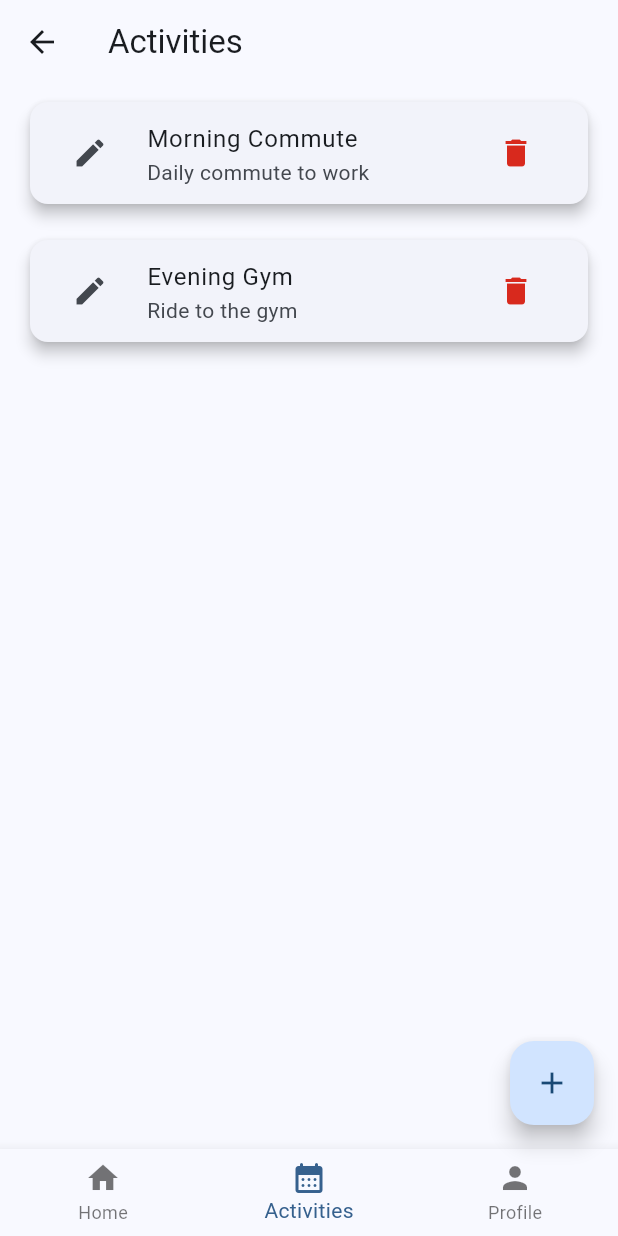
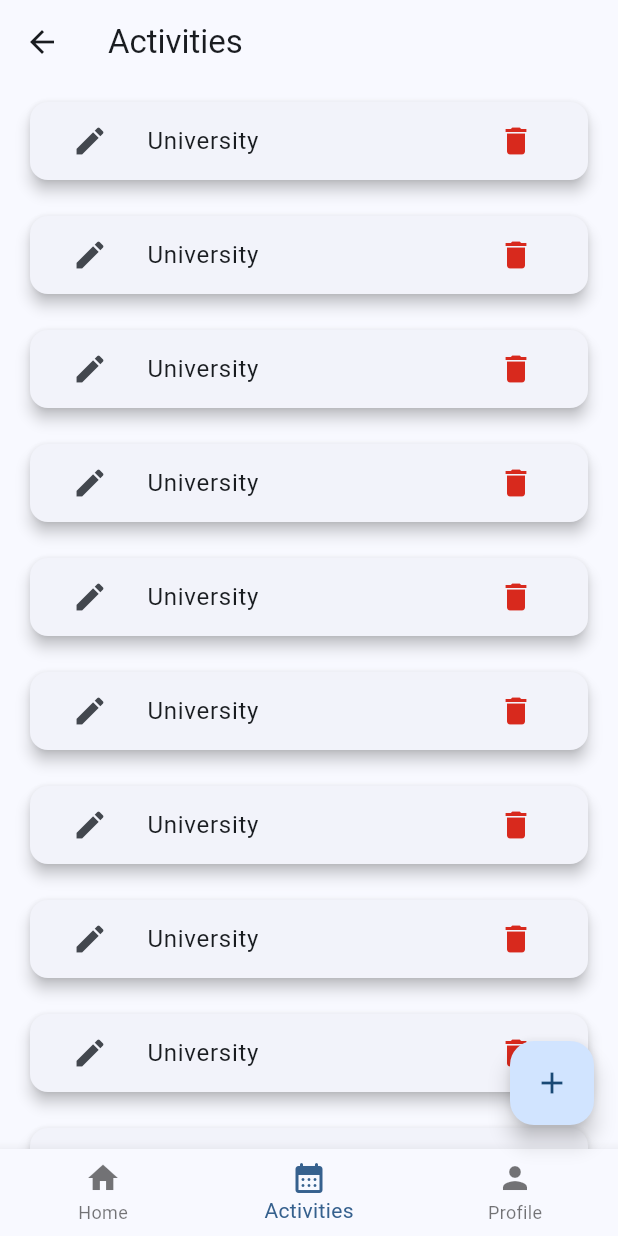
Before and after one commit to YannisRavasopoulos/ProjectSD_S6, a Flutter app: the ActivitiesView screen opened by its route, on a phone screen of 412 x 824 dp. Run offline on Flutter 3.47's test engine with Material 3 defaults, Android fonts, the phone set to English and light mode, and no system bars; our stand-ins replace flutter_map, geolocator, latlong2; missing offline and left inert: flutter_map_animations, geocode; accounts and stored records are empty.

Commit message:
Activity changes

```diff
--- a/frontend/lib/app.dart
+++ b/frontend/lib/app.dart
@@ -1,10 +1,12 @@
 import 'dart:io';
 
 import 'package:flutter/material.dart';
+import 'package:frontend/data/repository/activity_repository.dart';
 import 'package:frontend/data/repository/authentication_repository.dart';
 import 'package:frontend/data/repository/location_repository.dart';
 import 'package:frontend/data/repository/ride_repository.dart';
 import 'package:frontend/data/repository/user_repository.dart';
+import 'package:frontend/ui/page/activities/activities_viewmodel.dart';
 import 'package:frontend/ui/page/create_ride/create_ride_view.dart';
 import 'package:frontend/ui/page/find_ride/find_ride_view.dart';
 import 'package:frontend/ui/page/find_ride/find_ride_viewmodel.dart';
@@ -46,6 +48,10 @@ class App extends StatelessWidget {
     userRepository: UserRepository(),
   );
 
+  final ActivitiesViewModel activitiesViewModel = ActivitiesViewModel(
+    activityRepository: ActivityRepository(),
+  );
+
   @override
   Widget build(BuildContext context) {
     return MaterialApp(
@@ -64,7 +70,8 @@ class App extends StatelessWidget {
         '/find_ride': (context) => FindRideView(viewModel: findRideViewModel),
         '/create_ride': (context) => CreateRideView(),
         '/profile': (context) => ProfileView(viewModel: profileViewModel),
-        '/activities': (context) => ActivitiesView(),
+        '/activities':
+            (context) => ActivitiesView(viewModel: activitiesViewModel),
         '/rides': (context) => RidesView(),
         // '/arrange_pickup':
         //     (context) => ArrangePickupView(
--- a/frontend/lib/data/model/activity.dart
+++ b/frontend/lib/data/model/activity.dart
@@ -1,15 +1,26 @@
+import 'dart:math';
+
+import 'package:flutter/material.dart';
+import 'package:frontend/data/model/location.dart';
+
 class Activity {
-  final String id;
+  final int id;
   final String name;
-  final String description;
-  final String startLocation;
-  final String endLocation;
+  final Location location;
+  final TimeOfDay time;
 
   Activity({
     required this.id,
     required this.name,
-    required this.description,
-    required this.startLocation,
-    required this.endLocation,
+    required this.location,
+    required this.time,
   });
+
+  Activity.random()
+    : id = DateTime.now().millisecondsSinceEpoch,
+      name =
+          ['University', 'Gym', 'Work', 'Grocery Store', 'Errands'][Random()
+              .nextInt(4)],
+      location = Location.random(),
+      time = TimeOfDay.now();
 }
--- a/frontend/lib/data/model/location.dart
+++ b/frontend/lib/data/model/location.dart
@@ -8,5 +8,12 @@ class Location {
 
   const Location({required this.coordinates, required this.name});
 
+  Location.random()
+    : coordinates = LatLng(
+        37.7749 + (0.1 * (DateTime.now().millisecondsSinceEpoch % 100)),
+        -122.4194 + (0.1 * (DateTime.now().millisecondsSinceEpoch % 100)),
+      ),
+      name = 'Location ${DateTime.now().millisecondsSinceEpoch}';
+
   // final String name;
 }
--- a/frontend/lib/ui/page/activities/activities_view.dart
+++ b/frontend/lib/ui/page/activities/activities_view.dart
@@ -1,30 +1,17 @@
 import 'package:flutter/material.dart';
+import 'package:frontend/data/model/activity.dart';
 import 'package:frontend/ui/page/activities/activities_viewmodel.dart';
 import 'package:frontend/ui/page/activities/activity_card.dart';
 import 'package:frontend/ui/page/activities/activity_deletion_dialog.dart';
-import 'package:frontend/ui/page/create_activity/create_activity_view.dart';
+import 'package:frontend/ui/page/activities/create_activity_view.dart';
 import 'package:frontend/ui/shared/bottom_panel.dart';
 
 class ActivitiesView extends StatelessWidget {
-  const ActivitiesView({super.key});
+  const ActivitiesView({super.key, required this.viewModel});
 
-  @override
-  Widget build(BuildContext context) {
-    final viewModel = ActivitiesViewModel();
+  final ActivitiesViewModel viewModel;
 
-    return Scaffold(
-      appBar: AppBar(title: const Text('Activities')),
-      body: ListView.builder(
-        itemCount: viewModel.activities.length,
-        itemBuilder: (context, index) {
-          final activity = viewModel.activities[index];
-          return ActivityCard(
-            activity: activity,
-            onEdit: () {
-              // Navigate to an edit screen or show a dialog
-              print('Edit activity: ${activity.name}');
-            },
-            onRemove: () {
+  void _onRemoveActivityPressed(BuildContext context, Activity activity) {
     showDialog(
       context: context,
       builder: (BuildContext context) {
@@ -33,9 +20,7 @@ class ActivitiesView extends StatelessWidget {
           onDelete: () {
             Navigator.of(context).pop();
             ScaffoldMessenger.of(context).showSnackBar(
-                        SnackBar(
-                          content: Text('Activity "${activity.name}" deleted'),
-                        ),
+              SnackBar(content: Text('Activity "${activity.name}" deleted')),
             );
           },
           onCancel: () {
@@ -44,8 +29,40 @@ class ActivitiesView extends StatelessWidget {
         );
       },
     );
+  }
+
+  Widget _buildActivityList(BuildContext context) {
+    return ListView.builder(
+      itemCount: viewModel.activities?.length ?? 0,
+      itemBuilder: (context, index) {
+        final activity = viewModel.activities![index];
+        return ActivityCard(
+          activity: activity,
+          onEdit: () {
+            // Navigate to an edit screen or show a dialog
+            print('Edit activity: ${activity.name}');
+          },
+          onRemove: () => _onRemoveActivityPressed(context, activity),
+        );
       },
     );
+  }
+
+  @override
+  Widget build(BuildContext context) {
+    return Scaffold(
+      appBar: AppBar(title: const Text('Activities')),
+      body: ListenableBuilder(
+        listenable: viewModel,
+        builder: (context, _) {
+          if (viewModel.isLoading) {
+            return const Center(child: CircularProgressIndicator());
+          } else if (viewModel.activities == null ||
+              viewModel.activities!.isEmpty) {
+            return const Center(child: Text('No activities found'));
+          } else {
+            return _buildActivityList(context);
+          }
         },
       ),
       floatingActionButton: FloatingActionButton(
--- a/frontend/lib/ui/page/activities/activities_viewmodel.dart
+++ b/frontend/lib/ui/page/activities/activities_viewmodel.dart
@@ -1,41 +1,41 @@
 import 'package:flutter/material.dart';
 import 'package:frontend/data/model/activity.dart';
+import 'package:frontend/data/repository/activity_repository.dart';
 
 class ActivitiesViewModel extends ChangeNotifier {
-  final List<Activity> _activities = [
-    Activity(
-      id: '1',
-      name: 'Morning Commute',
-      description: 'Daily commute to work',
-      startLocation: 'Home',
-      endLocation: 'Office',
-    ),
-    Activity(
-      id: '2',
-      name: 'Evening Gym',
-      description: 'Ride to the gym',
-      startLocation: 'Office',
-      endLocation: 'Gym',
-    ),
-  ];
+  ActivitiesViewModel({required this.activityRepository}) {
+    _init();
+  }
 
-  List<Activity> get activities => _activities;
+  bool isLoading = false;
+
+  final ActivityRepository activityRepository;
+  List<Activity>? activities;
+
+  void _init() async {
+    isLoading = true;
+    notifyListeners();
+
+    activities = await activityRepository.fetchActivities();
+    isLoading = false;
+    notifyListeners();
+  }
 
   void addActivity(Activity activity) {
-    _activities.add(activity);
+    // activityRepository.insert
     notifyListeners();
   }
 
   void removeActivity(String id) {
-    _activities.removeWhere((activity) => activity.id == id);
+    // _activities.removeWhere((activity) => activity.id == id);
     notifyListeners();
   }
 
   void editActivity(String id, Activity updatedActivity) {
-    final index = _activities.indexWhere((activity) => activity.id == id);
-    if (index != -1) {
-      _activities[index] = updatedActivity;
-      notifyListeners();
-    }
+    // final index = _activities.indexWhere((activity) => activity.id == id);
+    // if (index != -1) {
+    //   _activities[index] = updatedActivity;
+    //   notifyListeners();
+    // }
   }
 }
--- a/frontend/lib/ui/page/activities/activity_card.dart
+++ b/frontend/lib/ui/page/activities/activity_card.dart
@@ -30,7 +30,7 @@ class ActivityCard extends StatelessWidget {
           },
           child: ListTile(
             title: Text(activity.name),
-            subtitle: Text(activity.description),
+            // subtitle: Text(activity.description),
             leading: IconButton(
               onPressed: onEdit,
               icon: const Icon(Icons.edit),
```
Also changed, not shown: frontend/lib/data/repository/activity_repository.dart (added, +28 -0 lines), frontend/lib/ui/page/activities/create_activity_view.dart (renamed from frontend/lib/ui/page/create_activity/create_activity_view.dart, +8 -8 lines). Lines whose indentation alone changed are shown as unchanged.
